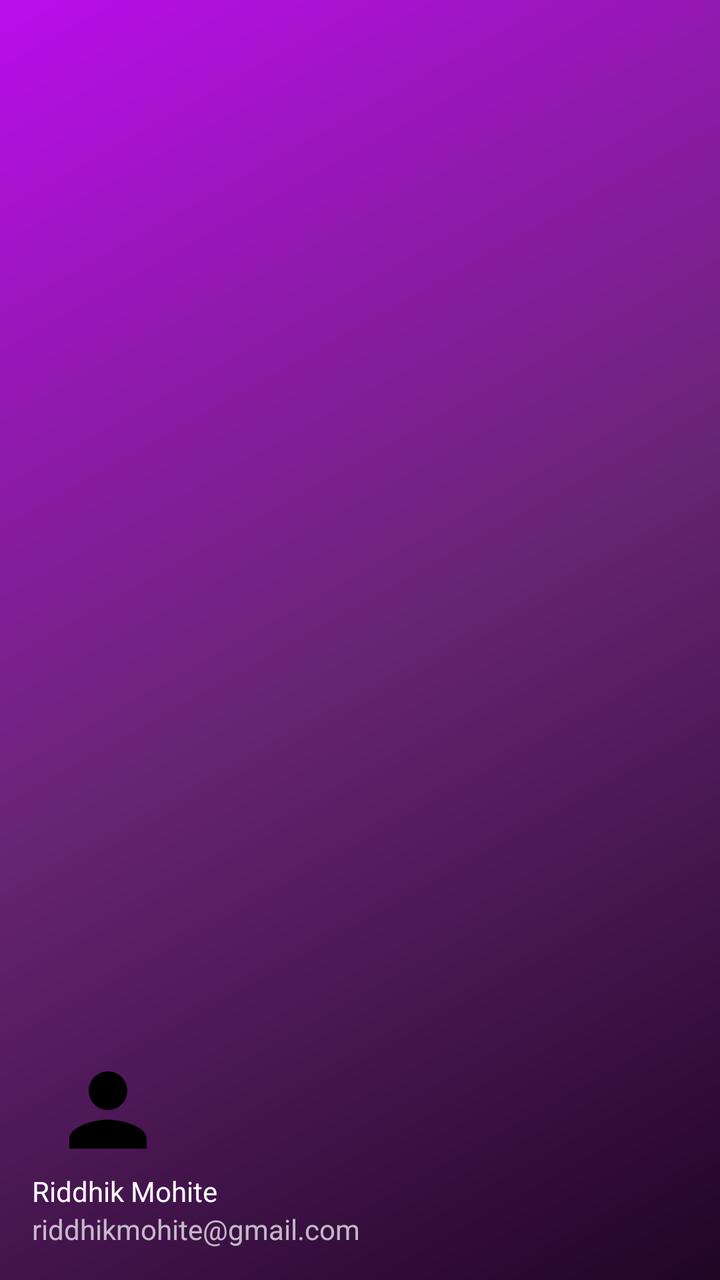
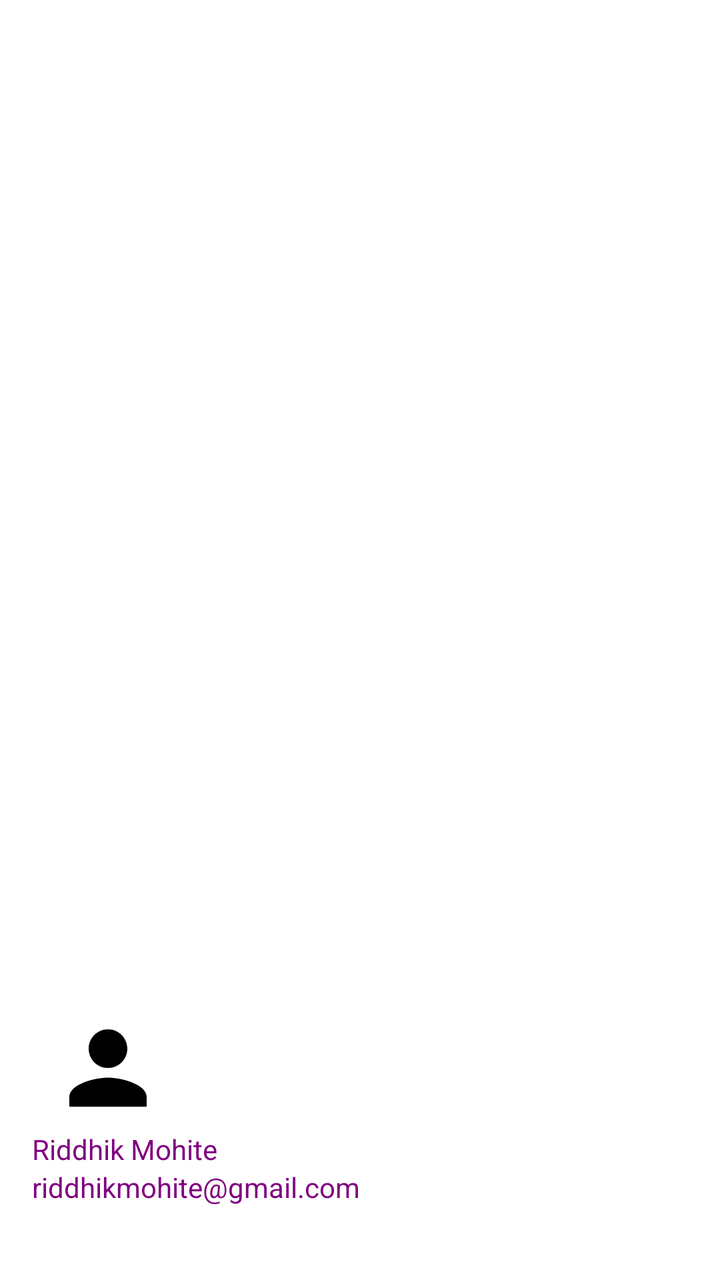

Two renders of the same Android screen: before a commit and after it. Below are the layout's source before the change and the commit's diff.
<!-- AndroidManifest.xml: application theme Theme.MCashUI -->
<!-- res/layout/nav_header_main.xml -->
<?xml version="1.0" encoding="utf-8"?>
<LinearLayout xmlns:android="http://schemas.android.com/apk/res/android"
    xmlns:app="http://schemas.android.com/apk/res-auto"
    android:layout_width="match_parent"
    android:layout_height="@dimen/nav_header_height"
    android:background="@drawable/side_nav_bar"
    android:gravity="bottom"
    android:orientation="vertical"
    android:paddingLeft="@dimen/activity_horizontal_margin"
    android:paddingTop="@dimen/activity_vertical_margin"
    android:paddingRight="@dimen/activity_horizontal_margin"
    android:paddingBottom="@dimen/activity_vertical_margin"
    android:theme="@style/ThemeOverlay.AppCompat.Dark">

    <ImageView
        android:id="@+id/imageView"
        android:layout_width="76dp"
        android:layout_height="66dp"
        android:contentDescription="@string/nav_header_desc"
        android:paddingTop="@dimen/nav_header_vertical_spacing"
        app:srcCompat="@drawable/baseline_person_24" />

    <TextView
        android:layout_width="match_parent"
        android:layout_height="wrap_content"
        android:paddingTop="2dp"
        android:text="@string/nav_header_title"
        android:textAppearance="@style/TextAppearance.AppCompat.Body1" />

    <TextView
        android:id="@+id/textView"
        android:layout_width="wrap_content"
        android:layout_height="wrap_content"
        android:text="@string/nav_header_subtitle" />
</LinearLayout>
<!-- resources referenced by this layout -->
<resources>
  <dimen name="activity_horizontal_margin">16dp</dimen>
  <dimen name="activity_vertical_margin">16dp</dimen>
  <dimen name="nav_header_height">176dp</dimen>
  <dimen name="nav_header_vertical_spacing">8dp</dimen>
  <!-- drawable baseline_person_24 (drawable) -->
  <vector xmlns:android="http://schemas.android.com/apk/res/android" android:height="24dp" android:tint="#000000" android:viewportHeight="24" android:viewportWidth="24" android:width="24dp">
        
      <path android:fillColor="@android:color/white" android:pathData="M12,12c2.21,0 4,-1.79 4,-4s-1.79,-4 -4,-4 -4,1.79 -4,4 1.79,4 4,4zM12,14c-2.67,0 -8,1.34 -8,4v2h16v-2c0,-2.66 -5.33,-4 -8,-4z"/>
      
  </vector>
  <!-- drawable side_nav_bar (drawable) -->
  <shape xmlns:android="http://schemas.android.com/apk/res/android"
      android:shape="rectangle">
      <gradient
          android:angle="135"
          android:centerColor="#692575"
          android:endColor="#BB0DEC"
          android:startColor="#200525"
          android:type="linear" />
  </shape>
  <string name="nav_header_desc">Navigation header</string>
  <string name="nav_header_subtitle">riddhikmohite@gmail.com</string>
  <string name="nav_header_title">Riddhik Mohite</string>
  <style name="Theme.MCashUI" parent="Theme.MaterialComponents.DayNight.DarkActionBar">
          
          <item name="colorPrimary">@color/purple_500</item>
          <item name="colorPrimaryVariant">@color/purple_700</item>
          <item name="colorOnPrimary">@color/white</item>
          
          <item name="colorSecondary">@color/teal_200</item>
          <item name="colorSecondaryVariant">@color/teal_700</item>
          <item name="colorOnSecondary">@color/black</item>
          
          <item name="android:statusBarColor">?attr/colorPrimaryVariant</item>
          
      </style>
  <color name="purple_500">#FF6200EE</color>
  <color name="purple_700">#FF3700B3</color>
  <color name="white">#FFFFFFFF</color>
  <color name="teal_200">#FF03DAC5</color>
  <color name="teal_700">#FF018786</color>
  <color name="black">#FF000000</color>
</resources>

<!-- the commit's change to res/layout/nav_header_main.xml (unified diff, before → after) -->
@@ -3,7 +3,7 @@
     xmlns:app="http://schemas.android.com/apk/res-auto"
     android:layout_width="match_parent"
     android:layout_height="@dimen/nav_header_height"
-    android:background="@drawable/side_nav_bar"
+    android:background="#fff"
     android:gravity="bottom"
     android:orientation="vertical"
     android:paddingLeft="@dimen/activity_horizontal_margin"
@@ -24,12 +24,21 @@
         android:layout_width="match_parent"
         android:layout_height="wrap_content"
         android:paddingTop="2dp"
+        android:textColor="@color/purple"
         android:text="@string/nav_header_title"
         android:textAppearance="@style/TextAppearance.AppCompat.Body1" />
 
     <TextView
         android:id="@+id/textView"
         android:layout_width="wrap_content"
+        android:textColor="@color/purple"
         android:layout_height="wrap_content"
         android:text="@string/nav_header_subtitle" />
+
+    <View
+        android:id="@+id/divider3"
+        android:layout_width="match_parent"
+        android:layout_height="1dp"
+        android:layout_marginTop="20dp"
+        android:background="?android:attr/listDivider"/>
 </LinearLayout>
<!-- resource entries referenced after the edit -->
@@ -1,5 +1,6 @@
 <!-- resources referenced by this layout -->
 <resources>
+  <color name="purple">#800080</color>
   <dimen name="activity_horizontal_margin">16dp</dimen>
   <dimen name="activity_vertical_margin">16dp</dimen>
   <dimen name="nav_header_height">176dp</dimen>
@@ -10,16 +11,6 @@
       <path android:fillColor="@android:color/white" android:pathData="M12,12c2.21,0 4,-1.79 4,-4s-1.79,-4 -4,-4 -4,1.79 -4,4 1.79,4 4,4zM12,14c-2.67,0 -8,1.34 -8,4v2h16v-2c0,-2.66 -5.33,-4 -8,-4z"/>
       
   </vector>
-  <!-- drawable side_nav_bar (drawable) -->
-  <shape xmlns:android="http://schemas.android.com/apk/res/android"
-      android:shape="rectangle">
-      <gradient
-          android:angle="135"
-          android:centerColor="#692575"
-          android:endColor="#BB0DEC"
-          android:startColor="#200525"
-          android:type="linear" />
-  </shape>
   <string name="nav_header_desc">Navigation header</string>
   <string name="nav_header_subtitle">riddhikmohite@gmail.com</string>
   <string name="nav_header_title">Riddhik Mohite</string>
